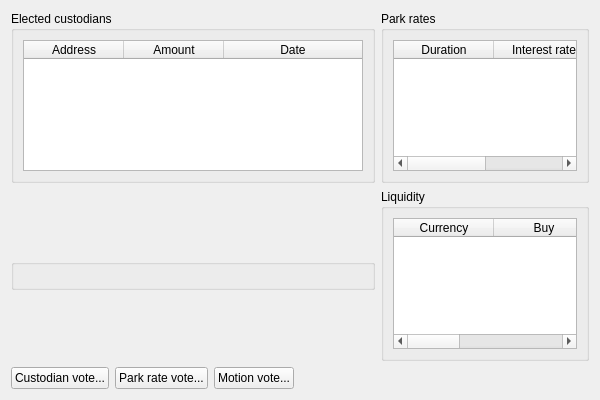
Before: the Qt Designer form src/qt/forms/votepage.ui in creon-nu/Nu, drawn with Qt 5.
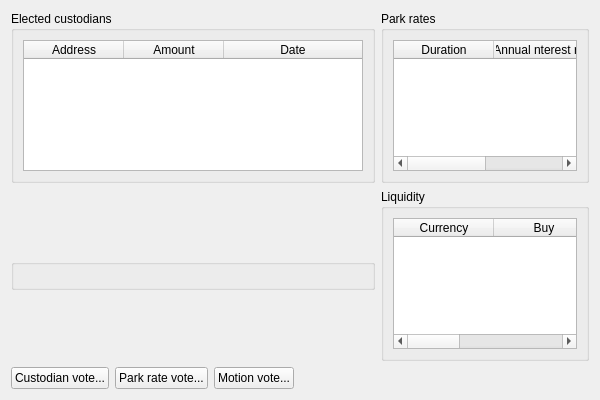
After: the same form once the commit is applied.

Commit message: revise strings to state annual interest rate

Patch:
```diff
--- a/src/qt/forms/votepage.ui
+++ b/src/qt/forms/votepage.ui
@@ -86,7 +86,7 @@
           </column>
           <column>
            <property name="text">
-            <string>Interest rate</string>
+            <string>Annual nterest rate</string>
            </property>
           </column>
          </widget>
```
The commit also changes 2 other files.
